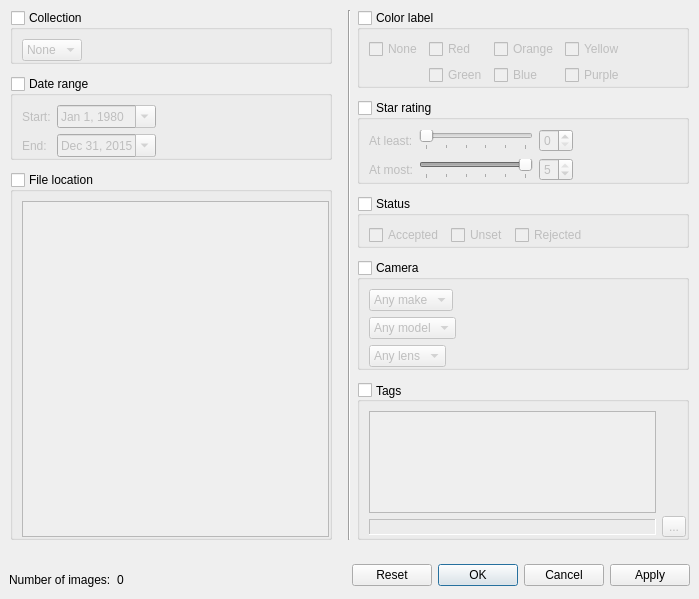
Old version of the form src/ui/FilterDialog.ui in the repository wagenadl/photohoard.
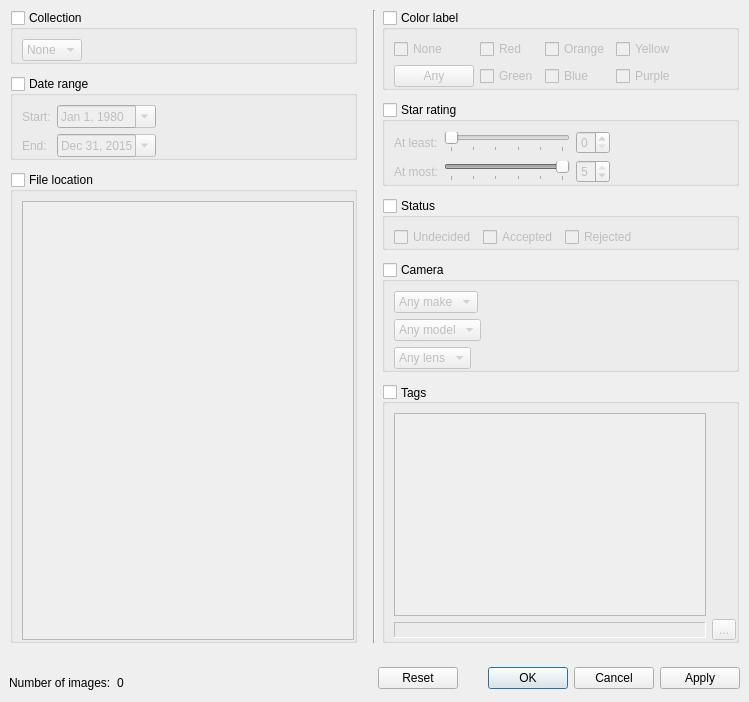
New version of the form.

Commit message: Basic UI support for accept/reject and star ratings

Diff of the .ui file:
```diff
--- a/src/ui/FilterDialog.ui
+++ b/src/ui/FilterDialog.ui
@@ -6,8 +6,8 @@
    <rect>
     <x>0</x>
     <y>0</y>
-    <width>699</width>
-    <height>599</height>
+    <width>749</width>
+    <height>702</height>
    </rect>
   </property>
   <property name="sizePolicy">
@@ -328,6 +328,13 @@
               </property>
              </widget>
             </item>
+            <item row="3" column="0">
+             <widget class="QPushButton" name="cAny">
+              <property name="text">
+               <string>Any</string>
+              </property>
+             </widget>
+            </item>
            </layout>
           </widget>
          </item>
@@ -455,6 +462,13 @@
             <property name="bottomMargin">
              <number>0</number>
             </property>
+            <item>
+             <widget class="QCheckBox" name="sUnset">
+              <property name="text">
+               <string>Undecided</string>
+              </property>
+             </widget>
+            </item>
             <item>
              <widget class="QCheckBox" name="sAccepted">
               <property name="text">
@@ -462,13 +476,6 @@
               </property>
              </widget>
             </item>
-            <item>
-             <widget class="QCheckBox" name="sUnset">
-              <property name="text">
-               <string>Unset</string>
-              </property>
-             </widget>
-            </item>
             <item>
              <widget class="QCheckBox" name="sRejected">
               <property name="text">
```
Left out of the diff: 181 changed lines with no effect on the pictures. The commit also changes 6 other files.
